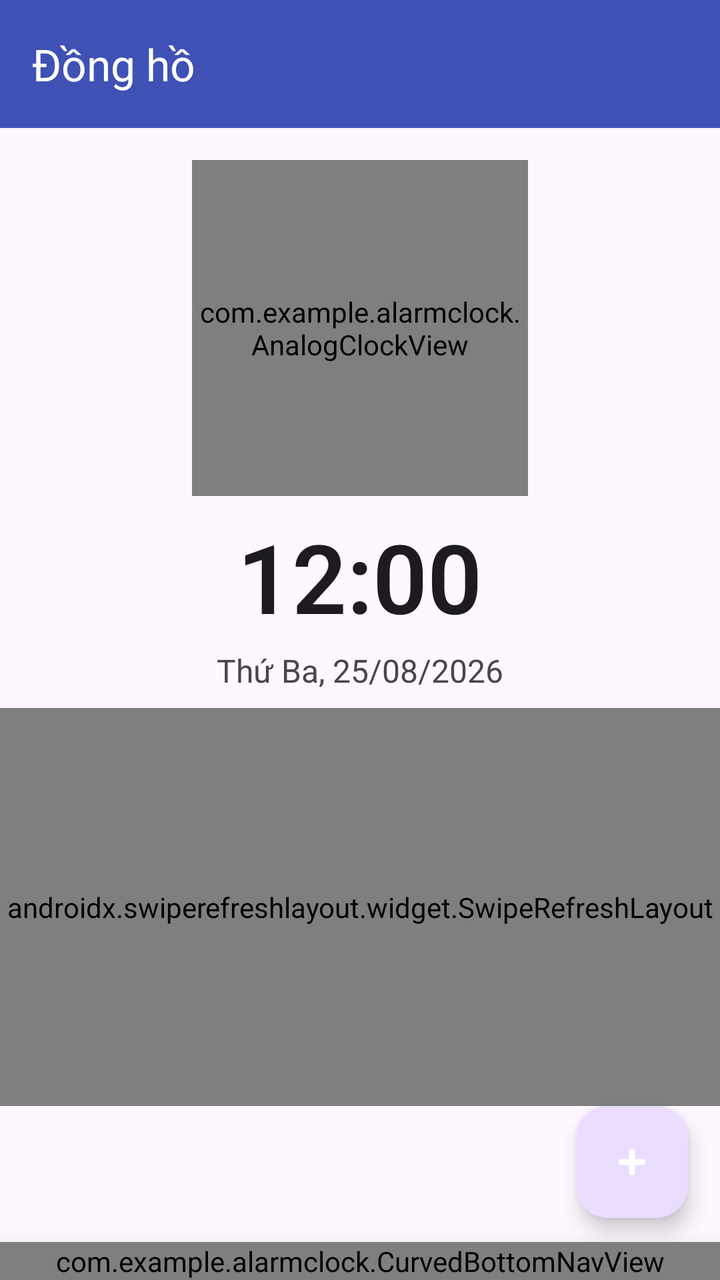
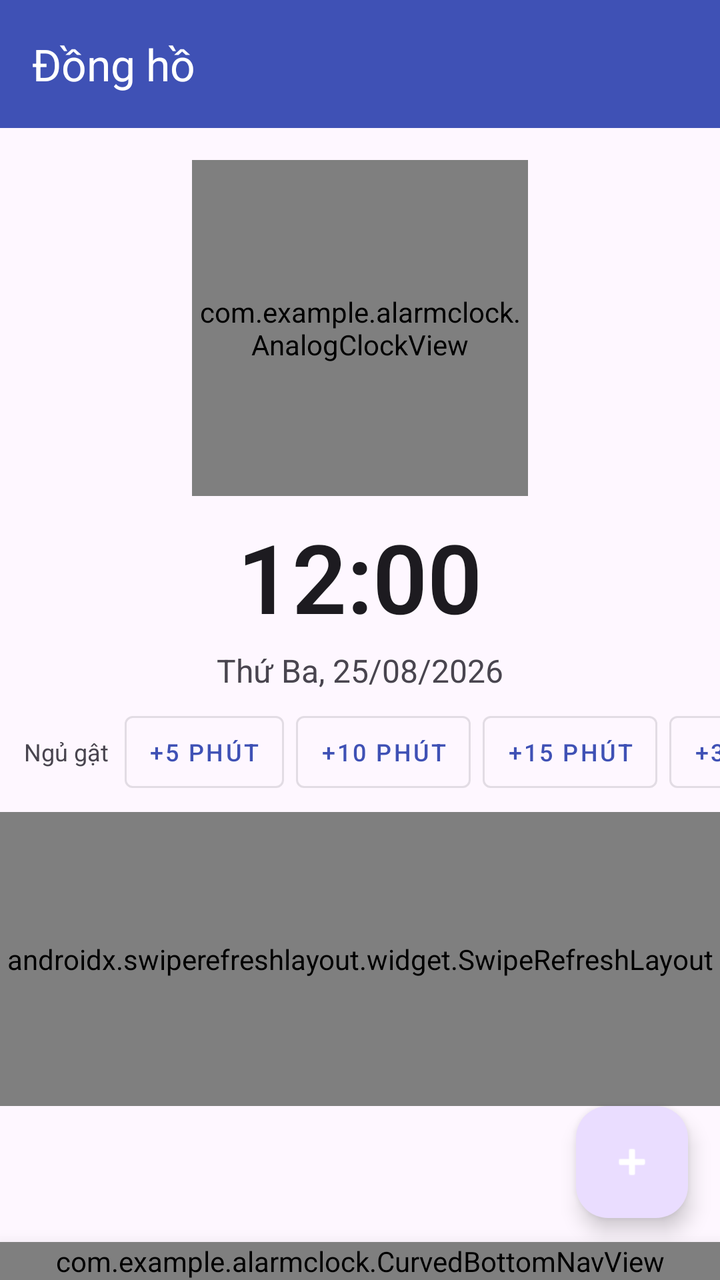

Before-and-after screenshots of an Android layout around one commit, followed by the original layout XML and the change that was made.
<!-- AndroidManifest.xml: activity theme Theme.AlarmClock -->
<!-- res/layout/activity_main.xml -->
<?xml version="1.0" encoding="utf-8"?>
<LinearLayout xmlns:android="http://schemas.android.com/apk/res/android"
    xmlns:app="http://schemas.android.com/apk/res-auto"
    android:layout_width="match_parent"
    android:layout_height="match_parent"
    android:orientation="vertical"
    android:background="?android:attr/colorBackground"
    android:clipChildren="false">

    <com.google.android.material.appbar.MaterialToolbar
        android:id="@+id/toolbar"
        android:layout_width="match_parent"
        android:layout_height="?attr/actionBarSize"
        android:background="?attr/colorPrimary"
        app:title="Đồng hồ"
        app:titleTextColor="@android:color/white" />

    <LinearLayout
        android:layout_width="match_parent"
        android:layout_height="wrap_content"
        android:orientation="vertical"
        android:gravity="center"
        android:paddingTop="16dp"
        android:paddingBottom="8dp">

        <com.example.alarmclock.AnalogClockView
            android:id="@+id/analogClock"
            android:layout_width="168dp"
            android:layout_height="168dp"
            android:layout_marginBottom="8dp" />

        <TextView
            android:id="@+id/tvCurrentTime"
            android:layout_width="wrap_content"
            android:layout_height="wrap_content"
            android:text="12:00"
            android:textSize="48sp"
            android:textStyle="bold"
            android:fontFamily="sans-serif-light"
            android:textColor="?android:attr/textColorPrimary" />

        <TextView
            android:id="@+id/tvCurrentDate"
            android:layout_width="wrap_content"
            android:layout_height="wrap_content"
            android:text="Thứ Ba, 25/08/2026"
            android:textSize="16sp"
            android:textColor="?android:attr/textColorSecondary"
            android:layout_marginTop="4dp" />
    </LinearLayout>

    <androidx.swiperefreshlayout.widget.SwipeRefreshLayout
        android:id="@+id/swipeRefresh"
        android:layout_width="match_parent"
        android:layout_height="0dp"
        android:layout_weight="1">
        <FrameLayout
            android:layout_width="match_parent"
            android:layout_height="match_parent">
            <androidx.recyclerview.widget.RecyclerView
                android:id="@+id/recyclerView"
                android:layout_width="match_parent"
                android:layout_height="match_parent"
                android:padding="12dp"
                android:clipToPadding="false"
                android:layoutAnimation="@anim/layout_fall_down" />
            <com.example.alarmclock.ShimmerFrameLayout
                android:id="@+id/shimmer"
                android:layout_width="match_parent"
                android:layout_height="match_parent"
                android:visibility="gone">
                <include layout="@layout/view_shimmer_rows" />
            </com.example.alarmclock.ShimmerFrameLayout>
            <com.example.alarmclock.LoadingAnimationView
                android:id="@+id/loadingAnim"
                android:layout_width="72dp"
                android:layout_height="72dp"
                android:layout_gravity="center"
                android:visibility="gone" />
        </FrameLayout>
    </androidx.swiperefreshlayout.widget.SwipeRefreshLayout>

    <FrameLayout
        android:layout_width="match_parent"
        android:layout_height="wrap_content"
        android:clipChildren="false">
        <com.google.android.material.floatingactionbutton.FloatingActionButton
            android:id="@+id/fabAdd"
            android:layout_width="wrap_content"
            android:layout_height="wrap_content"
            android:layout_gravity="end"
            android:layout_marginEnd="16dp"
            android:layout_marginBottom="12dp"
            android:src="@android:drawable/ic_input_add"
            app:tint="@android:color/white" />
    </FrameLayout>

    <com.example.alarmclock.CurvedBottomNavView
        android:id="@+id/curvedNav"
        android:layout_width="match_parent"
        android:layout_height="wrap_content"
        android:background="@android:color/transparent"
        android:elevation="16dp" />
</LinearLayout>
<!-- res/layout/view_shimmer_rows.xml (included above) -->
<?xml version="1.0" encoding="utf-8"?>
<LinearLayout xmlns:android="http://schemas.android.com/apk/res/android"
    android:layout_width="match_parent"
    android:layout_height="wrap_content"
    android:orientation="vertical"
    android:padding="12dp">

    <include layout="@layout/view_shimmer_row" />
    <include layout="@layout/view_shimmer_row" />
    <include layout="@layout/view_shimmer_row" />
    <include layout="@layout/view_shimmer_row" />
    <include layout="@layout/view_shimmer_row" />
</LinearLayout>
<!-- res/layout/view_shimmer_row.xml (included above) -->
<?xml version="1.0" encoding="utf-8"?>
<LinearLayout xmlns:android="http://schemas.android.com/apk/res/android"
    android:layout_width="match_parent"
    android:layout_height="wrap_content"
    android:orientation="horizontal"
    android:padding="16dp"
    android:layout_marginBottom="10dp"
    android:background="@drawable/bg_shimmer_card"
    android:gravity="center_vertical">

    <LinearLayout
        android:layout_width="0dp"
        android:layout_height="wrap_content"
        android:layout_weight="1"
        android:orientation="vertical">
        <View
            android:layout_width="160dp"
            android:layout_height="16dp"
            android:background="@drawable/bg_shimmer_bar" />
        <View
            android:layout_width="110dp"
            android:layout_height="12dp"
            android:layout_marginTop="10dp"
            android:background="@drawable/bg_shimmer_bar" />
    </LinearLayout>
    <View
        android:layout_width="72dp"
        android:layout_height="28dp"
        android:background="@drawable/bg_shimmer_bar" />
</LinearLayout>
<!-- resources referenced by this layout -->
<resources>
  <!-- drawable bg_shimmer_bar (drawable) -->
  <?xml version="1.0" encoding="utf-8"?>
  <shape xmlns:android="http://schemas.android.com/apk/res/android" android:shape="rectangle">
      <solid android:color="#D0D4DE" />
      <corners android:radius="6dp" />
  </shape>
  <!-- drawable bg_shimmer_card (drawable) -->
  <?xml version="1.0" encoding="utf-8"?>
  <shape xmlns:android="http://schemas.android.com/apk/res/android" android:shape="rectangle">
      <solid android:color="#E8EAF0" />
      <corners android:radius="12dp" />
  </shape>
  <style name="Theme.AlarmClock" parent="Theme.Material3.DayNight.NoActionBar">
          <item name="colorPrimary">#3F51B5</item>
          <item name="colorPrimaryVariant">#303F9F</item>
          <item name="colorOnPrimary">@android:color/white</item>
          <item name="colorSecondary">#FF4081</item>
          <item name="android:windowAnimationStyle">@style/WindowFadeThrough</item>
      </style>
  <style name="WindowFadeThrough">
          <item name="android:activityOpenEnterAnimation">@anim/fade_through_enter</item>
          <item name="android:activityOpenExitAnimation">@anim/fade_through_exit</item>
          <item name="android:activityCloseEnterAnimation">@anim/fade_through_enter</item>
          <item name="android:activityCloseExitAnimation">@anim/fade_through_exit</item>
      </style>
</resources>

<!-- the commit's change to res/layout/activity_main.xml (unified diff, before → after) -->
@@ -47,6 +47,83 @@
             android:textSize="16sp"
             android:textColor="?android:attr/textColorSecondary"
             android:layout_marginTop="4dp" />
+
+        <HorizontalScrollView
+            android:layout_width="match_parent"
+            android:layout_height="wrap_content"
+            android:scrollbars="none"
+            android:paddingTop="12dp"
+            android:paddingBottom="4dp"
+            android:clipToPadding="false"
+            android:paddingStart="12dp"
+            android:paddingEnd="12dp">
+            <LinearLayout
+                android:id="@+id/quickAlarmRow"
+                android:layout_width="wrap_content"
+                android:layout_height="wrap_content"
+                android:orientation="horizontal"
+                android:gravity="center_vertical">
+                <TextView
+                    android:layout_width="wrap_content"
+                    android:layout_height="wrap_content"
+                    android:text="Ngủ gật"
+                    android:textSize="12sp"
+                    android:textColor="?android:attr/textColorSecondary"
+                    android:layout_marginEnd="8dp" />
+                <com.google.android.material.button.MaterialButton
+                    android:id="@+id/btnQuick5"
+                    style="@style/Widget.MaterialComponents.Button.OutlinedButton"
+                    android:layout_width="wrap_content"
+                    android:layout_height="36dp"
+                    android:text="+5 phút"
+                    android:textSize="12sp"
+                    android:insetTop="0dp"
+                    android:insetBottom="0dp"
+                    android:minWidth="0dp"
+                    android:paddingLeft="12dp"
+                    android:paddingRight="12dp"
+                    android:layout_marginEnd="6dp" />
+                <com.google.android.material.button.MaterialButton
+                    android:id="@+id/btnQuick10"
+                    style="@style/Widget.MaterialComponents.Button.OutlinedButton"
+                    android:layout_width="wrap_content"
+                    android:layout_height="36dp"
+                    android:text="+10 phút"
+                    android:textSize="12sp"
+                    android:insetTop="0dp"
+                    android:insetBottom="0dp"
+                    android:minWidth="0dp"
+                    android:paddingLeft="12dp"
+                    android:paddingRight="12dp"
+                    android:layout_marginEnd="6dp" />
+                <com.google.android.material.button.MaterialButton
+                    android:id="@+id/btnQuick15"
+                    style="@style/Widget.MaterialComponents.Button.OutlinedButton"
+                    android:layout_width="wrap_content"
+                    android:layout_height="36dp"
+                    android:text="+15 phút"
+                    android:textSize="12sp"
+                    android:insetTop="0dp"
+                    android:insetBottom="0dp"
+                    android:minWidth="0dp"
+                    android:paddingLeft="12dp"
+                    android:paddingRight="12dp"
+                    android:layout_marginEnd="6dp" />
+                <com.google.android.material.button.MaterialButton
+                    android:id="@+id/btnQuick30"
+                    style="@style/Widget.MaterialComponents.Button.OutlinedButton"
+                    android:layout_width="wrap_content"
+                    android:layout_height="36dp"
+                    android:text="+30 phút"
+                    android:textSize="12sp"
+                    android:insetTop="0dp"
+                    android:insetBottom="0dp"
+                    android:minWidth="0dp"
+                    android:paddingLeft="12dp"
+                    android:paddingRight="12dp" />
+            </LinearLayout>
+        </HorizontalScrollView>
+
     </LinearLayout>
 
     <androidx.swiperefreshlayout.widget.SwipeRefreshLayout
